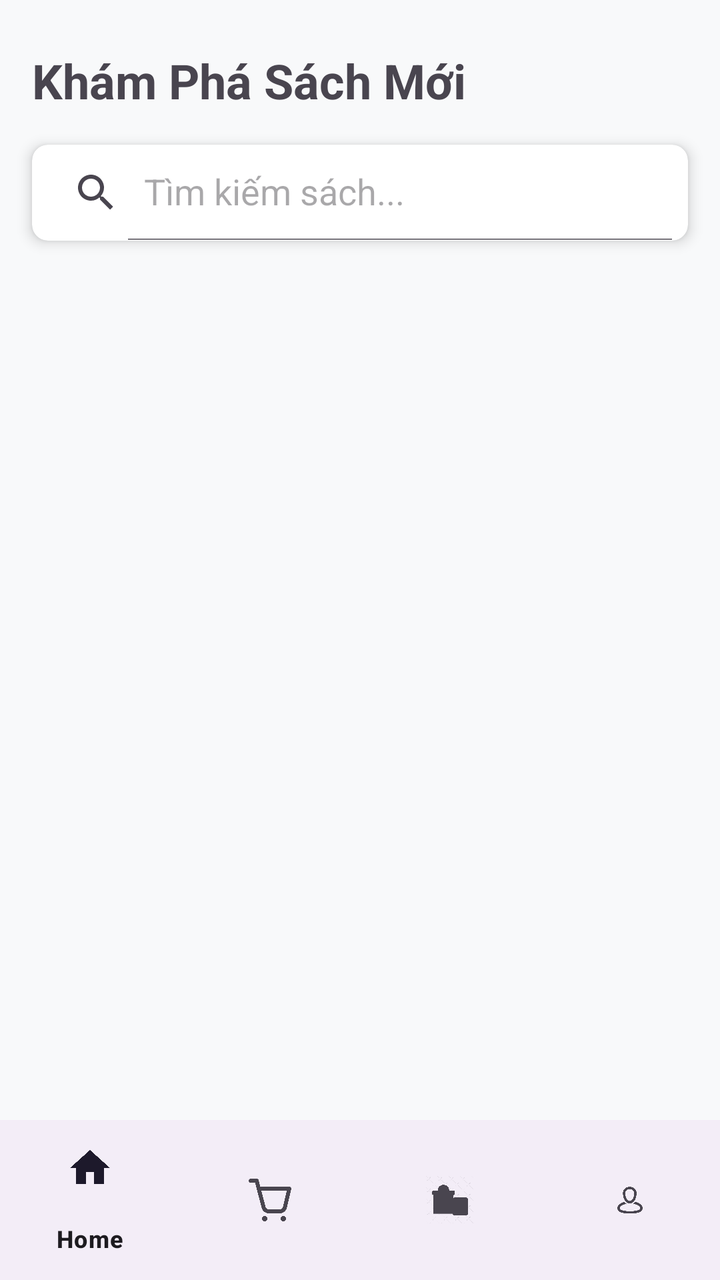
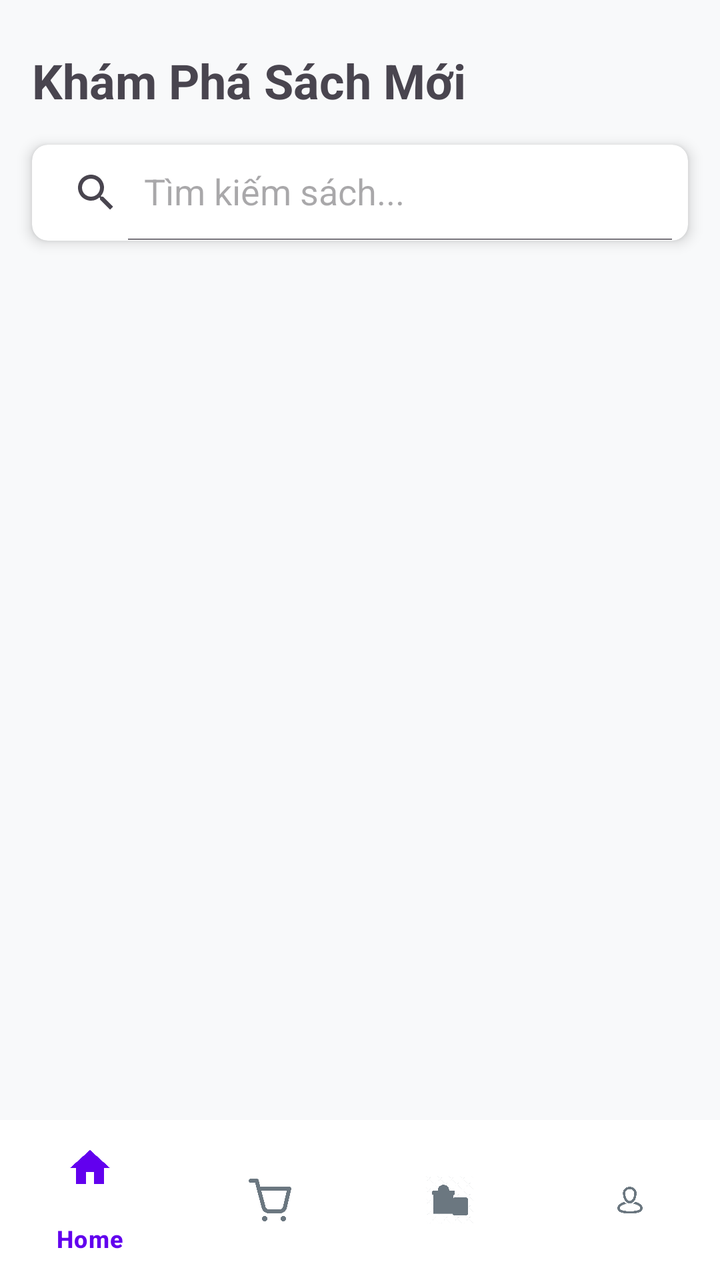

Before-and-after screenshots of an Android layout around one commit, followed by the original layout XML and the change that was made.
<!-- AndroidManifest.xml: application theme Theme.BookApp -->
<!-- res/layout/activity_main.xml -->
<?xml version="1.0" encoding="utf-8"?>
<androidx.constraintlayout.widget.ConstraintLayout xmlns:android="http://schemas.android.com/apk/res/android"
    xmlns:app="http://schemas.android.com/apk/res-auto"
    xmlns:tools="http://schemas.android.com/tools"
    android:layout_width="match_parent"
    android:layout_height="match_parent"
    android:background="#F8F9FA"
    tools:context=".activities.MainActivity">

    <TextView
        android:id="@+id/tvTitle"
        android:layout_width="wrap_content"
        android:layout_height="wrap_content"
        android:layout_marginStart="16dp"
        android:layout_marginTop="24dp"
        android:text="Khám Phá Sách Mới"
        android:textSize="24sp"
        android:textStyle="bold"
        app:layout_constraintStart_toStartOf="parent"
        app:layout_constraintTop_toTopOf="parent" />

    <androidx.cardview.widget.CardView
        android:id="@+id/searchCard"
        android:layout_width="0dp"
        android:layout_height="wrap_content"
        android:layout_marginStart="16dp"
        android:layout_marginTop="16dp"
        android:layout_marginEnd="16dp"
        app:cardCornerRadius="8dp"
        app:cardElevation="4dp"
        app:layout_constraintTop_toBottomOf="@id/tvTitle"
        app:layout_constraintStart_toStartOf="parent"
        app:layout_constraintEnd_toEndOf="parent">

        <androidx.appcompat.widget.SearchView
            android:id="@+id/searchView"
            android:layout_width="match_parent"
            android:layout_height="wrap_content"
            app:iconifiedByDefault="false"
            app:queryHint="Tìm kiếm sách..." />

    </androidx.cardview.widget.CardView>


    <androidx.recyclerview.widget.RecyclerView
        android:id="@+id/rvBooks"
        android:layout_width="0dp"
        android:layout_height="0dp"
        android:layout_marginTop="16dp"
        app:layout_constraintTop_toBottomOf="@id/searchCard"
        app:layout_constraintBottom_toTopOf="@id/bottomNavigation"
        app:layout_constraintStart_toStartOf="parent"
        app:layout_constraintEnd_toEndOf="parent" />

    <com.google.android.material.bottomnavigation.BottomNavigationView
        android:id="@+id/bottomNavigation"
        android:layout_width="0dp"
        android:layout_height="wrap_content"
        app:layout_constraintBottom_toBottomOf="parent"
        app:layout_constraintStart_toStartOf="parent"
        app:layout_constraintEnd_toEndOf="parent"
        app:menu="@menu/bottom_nav_menu" />

</androidx.constraintlayout.widget.ConstraintLayout>
<!-- resources referenced by this layout -->
<resources>
  <style name="Theme.BookApp" parent="Base.Theme.BookApp" />
  <style name="Base.Theme.BookApp" parent="Theme.Material3.DayNight.NoActionBar">
          
          
      </style>
</resources>

<!-- the commit's change to res/layout/activity_main.xml (unified diff, before → after) -->
@@ -56,6 +56,9 @@
         android:id="@+id/bottomNavigation"
         android:layout_width="0dp"
         android:layout_height="wrap_content"
+        android:background="@color/white"
+        app:itemIconTint="@color/nav_item_color"
+        app:itemTextColor="@color/nav_item_color"
         app:layout_constraintBottom_toBottomOf="parent"
         app:layout_constraintStart_toStartOf="parent"
         app:layout_constraintEnd_toEndOf="parent"
<!-- resource entries referenced after the edit -->
@@ -1,5 +1,6 @@
 <!-- resources referenced by this layout -->
 <resources>
+  <color name="white">#FFFFFFFF</color>
   <style name="Theme.BookApp" parent="Base.Theme.BookApp" />
   <style name="Base.Theme.BookApp" parent="Theme.Material3.DayNight.NoActionBar">
           
